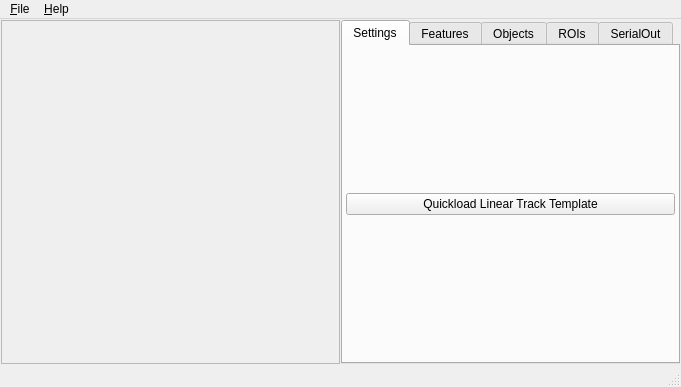
Old version of the form ui/mainUi.ui in the repository wonkoderverstaendige/Spotter.
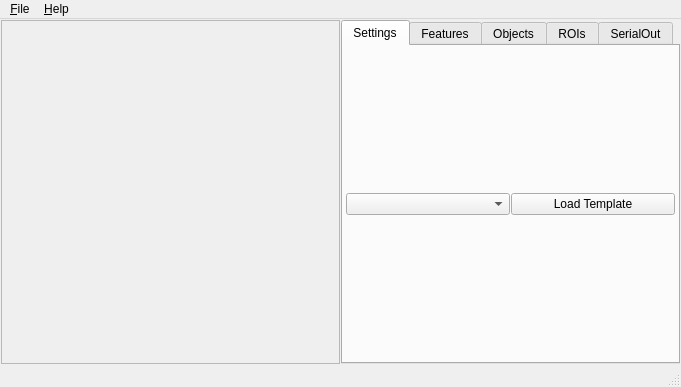
New version of the form. The open tabs and pages were chosen to show the change. Icons and pictures are not drawn.

Commit message: Full hardcoded template

```diff
--- a/ui/mainUi.ui
+++ b/ui/mainUi.ui
@@ -99,12 +99,19 @@
           </property>
           <item row="0" column="0">
            <layout class="QGridLayout" name="gridLayout">
-            <item row="0" column="0">
-             <widget class="QPushButton" name="btn_LTexample_template">
+            <item row="0" column="1">
+             <layout class="QHBoxLayout" name="horizontalLayout_3">
+              <item>
+               <widget class="QComboBox" name="combo_templates"/>
+              </item>
+              <item>
+               <widget class="QPushButton" name="btn_load_template">
               <property name="text">
-               <string>Quickload Linear Track Template</string>
-              </property>
-             </widget>
+                 <string>Load Template</string>
+                </property>
+               </widget>
+              </item>
+             </layout>
             </item>
            </layout>
           </item>
```
Left out of the diff: 4 changed lines with no effect on the pictures. Lines whose indentation alone changed are shown as unchanged. The commit also changes 17 other files.
